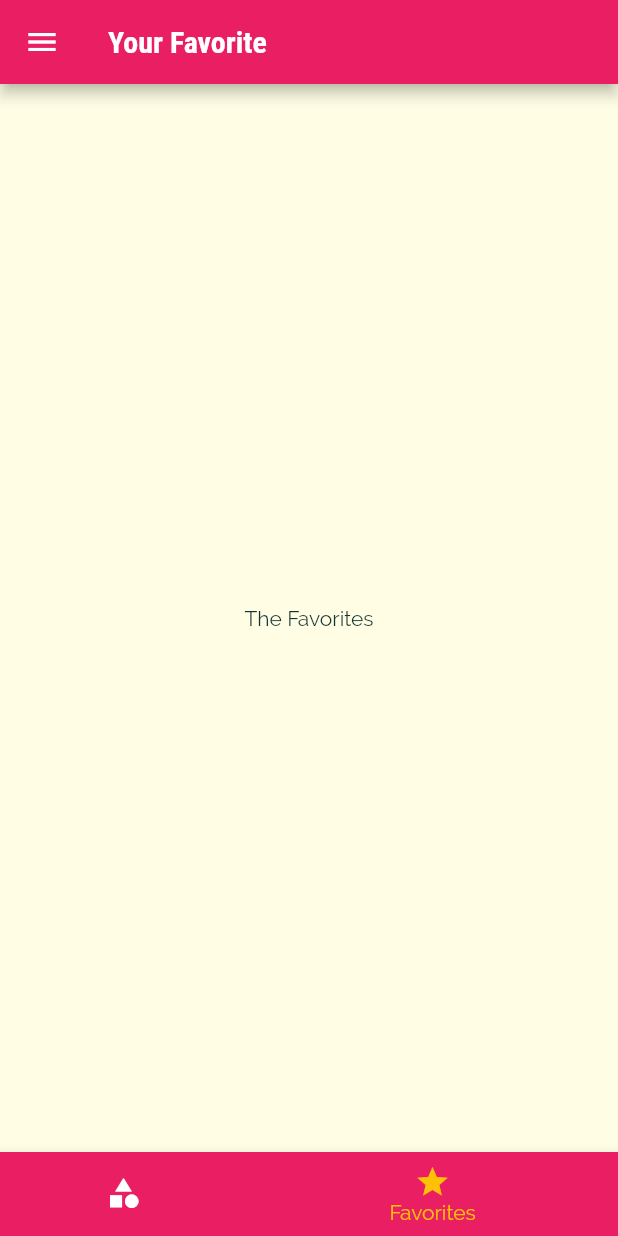
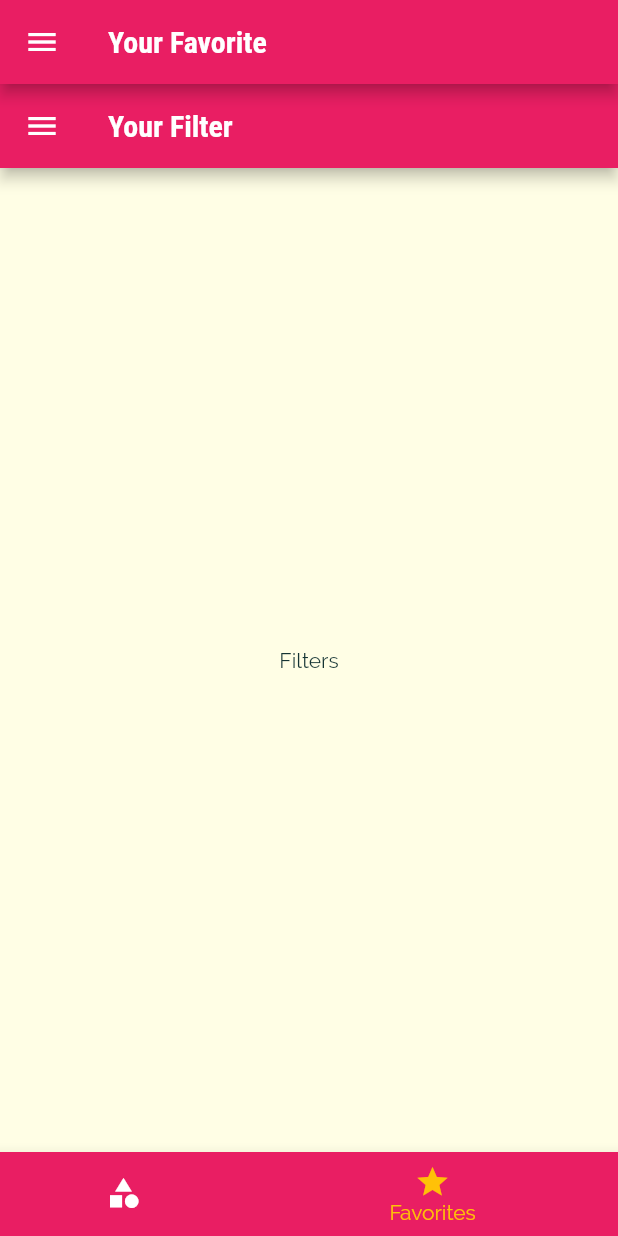
Before and after one commit to nguyenthegiang/learnFlutter-MealsApp, a Flutter app: the screen it shows after launch, item 2 of the bottom bar chosen, on a phone screen of 412 x 824 dp. Run offline on Flutter 3.47's test engine with Material 2 defaults, Android fonts, the phone set to English and light mode, and no system bars.

Commit message:
Lecture 25

```diff
--- a/lib/screens/favorites_screen.dart
+++ b/lib/screens/favorites_screen.dart
@@ -1,12 +1,20 @@
 import 'package:flutter/material.dart';
+
+import '../widgets/main_drawer.dart';
 
 class FavoriesScreen extends StatelessWidget {
   const FavoriesScreen({Key? key}) : super(key: key);
 
   @override
   Widget build(BuildContext context) {
-    return Center(
-      child: Text('The Favorites'),
+    return Scaffold(
+      appBar: AppBar(
+        title: Text('Your Filter'),
+      ),
+      drawer: MainDrawer(),
+      body: Center(
+        child: Text('Filters'),
+      ),
     );
   }
 }
--- a/lib/screens/filters_screen.dart
+++ b/lib/screens/filters_screen.dart
@@ -1,12 +1,20 @@
 import 'package:flutter/material.dart';
+
+import '../widgets/main_drawer.dart';
 
 class FiltersScreen extends StatelessWidget {
   static const routeName = '/filters';
 
   @override
   Widget build(BuildContext context) {
-    return Center(
-      child: Text('Filters!'),
+    return Scaffold(
+      appBar: AppBar(
+        title: Text('Your Filter'),
+      ),
+      drawer: MainDrawer(),
+      body: Center(
+        child: Text('Filters'),
+      ),
     );
   }
 }
--- a/lib/widgets/main_drawer.dart
+++ b/lib/widgets/main_drawer.dart
@@ -45,10 +45,10 @@ class MainDrawer extends StatelessWidget {
             height: 20,
           ),
           buildListTile('Meals', Icons.restaurant, () {
-            Navigator.of(context).pushNamed('/');
+            Navigator.of(context).pushReplacementNamed('/');
           }),
           buildListTile('Filters', Icons.settings, () {
-            Navigator.of(context).pushNamed(FiltersScreen.routeName);
+            Navigator.of(context).pushReplacementNamed(FiltersScreen.routeName);
           }),
         ],
       ),
```
